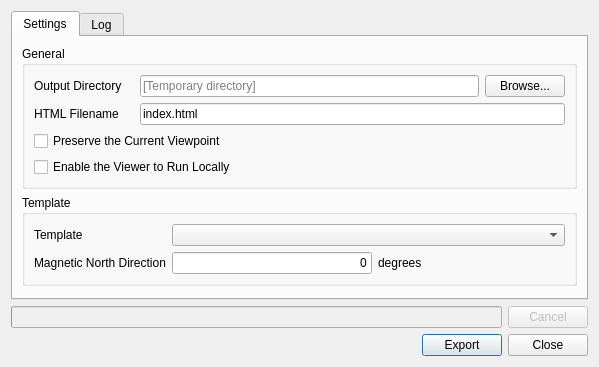
minorua/Qgis2threejs, file ui/exporttowebdialog.ui: the form before one commit.
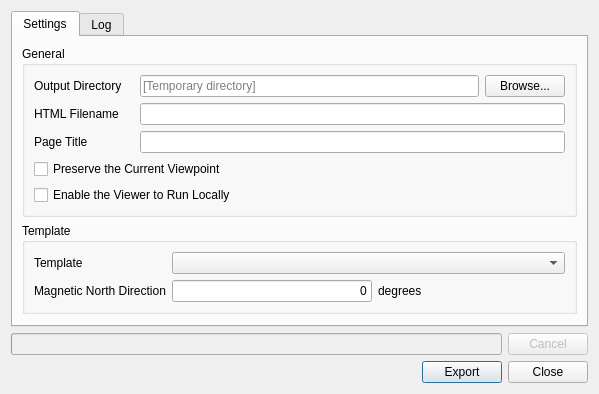
The form after the commit.

Commit message: export to web: add page title box

```diff
--- a/ui/exporttowebdialog.ui
+++ b/ui/exporttowebdialog.ui
@@ -7,7 +7,7 @@
     <x>0</x>
     <y>0</y>
     <width>599</width>
-    <height>367</height>
+    <height>391</height>
    </rect>
   </property>
   <property name="windowTitle">
@@ -74,12 +74,18 @@
              </widget>
             </item>
             <item row="1" column="1">
-             <widget class="QLineEdit" name="lineEdit_Filename">
+             <widget class="QLineEdit" name="lineEdit_Filename"/>
+            </item>
+            <item row="2" column="0">
+             <widget class="QLabel" name="label_4">
               <property name="text">
-               <string>index.html</string>
+               <string>Page Title</string>
               </property>
              </widget>
             </item>
+            <item row="2" column="1">
+             <widget class="QLineEdit" name="lineEdit_Title"/>
+            </item>
            </layout>
           </item>
           <item>
```
Left out of the diff: 1 changed line with no effect on the pictures. The commit also changes 5 other files.
